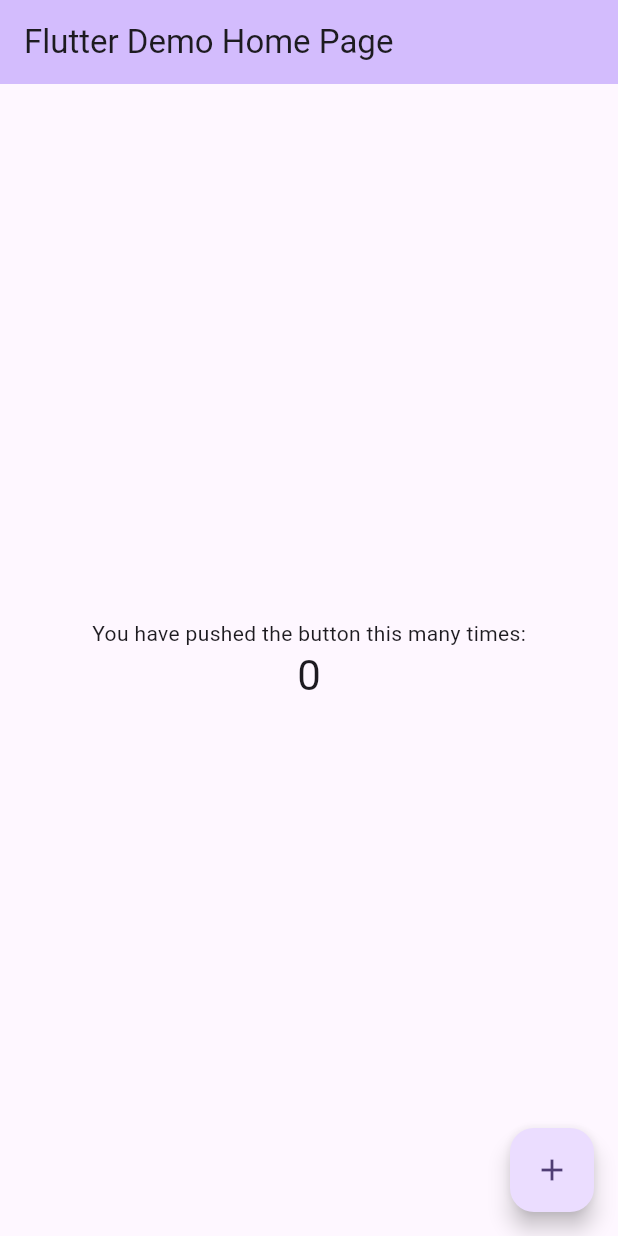
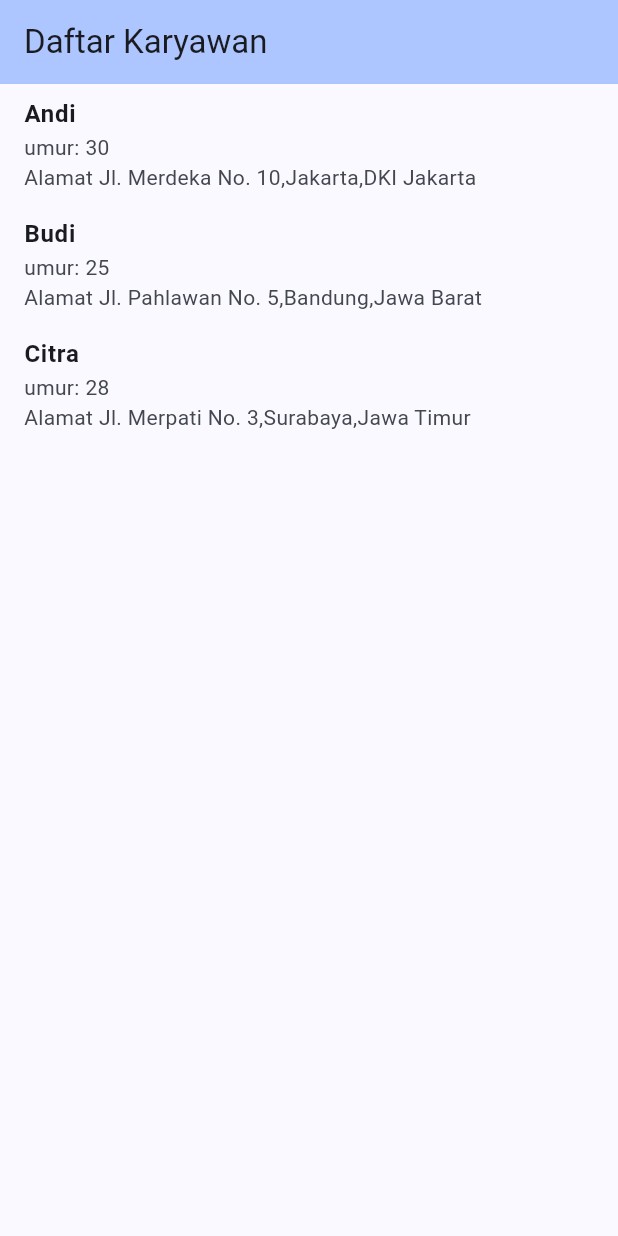
Before and after one commit to Mobile-Programming-MDP/project-latihan-pab2-FelixHu03, a Flutter app: the screen it shows after launch, on a phone screen of 412 x 824 dp. Run offline on Flutter 3.47's test engine with Material 3 defaults, Android fonts, the phone set to English and light mode, and no system bars.

Commit message:
Sudah jadi

```diff
--- /dev/null
+++ b/daftar_karyawan/assets/karyawan.json
@@ -0,0 +1,32 @@
+[
+    {
+      "nama": "Andi",
+      "umur": 30,
+      "alamat": {
+        "jalan": "Jl. Merdeka No. 10",
+        "kota": "Jakarta",
+        "provinsi": "DKI Jakarta"
+      },
+      "hobi": ["Membaca", "Sepakbola"]
+    },
+    {
+      "nama": "Budi",
+      "umur": 25,
+      "alamat": {
+        "jalan": "Jl. Pahlawan No. 5",
+        "kota": "Bandung",
+        "provinsi": "Jawa Barat"
+      },
+      "hobi": ["Bersepeda", "Menulis"]
+    },
+    {
+      "nama": "Citra",
+      "umur": 28,
+      "alamat": {
+        "jalan": "Jl. Merpati No. 3",
+        "kota": "Surabaya",
+        "provinsi": "Jawa Timur"
+      },
+      "hobi": ["Memasak", "Melukis"]
+    }
+]
--- a/daftar_karyawan/lib/main.dart
+++ b/daftar_karyawan/lib/main.dart
@@ -1,125 +1,77 @@
+import 'dart:convert';
+
+import 'package:daftar_karyawan/model/karyawan.dart';
 import 'package:flutter/material.dart';
+import 'package:flutter/services.dart';
 
 void main() {
   runApp(const MyApp());
 }
-
 class MyApp extends StatelessWidget {
   const MyApp({super.key});
 
-  // This widget is the root of your application.
   @override
   Widget build(BuildContext context) {
     return MaterialApp(
-      title: 'Flutter Demo',
+      debugShowCheckedModeBanner: false,
       theme: ThemeData(
-        // This is the theme of your application.
-        //
-        // TRY THIS: Try running your application with "flutter run". You'll see
-        // the application has a purple toolbar. Then, without quitting the app,
-        // try changing the seedColor in the colorScheme below to Colors.green
-        // and then invoke "hot reload" (save your changes or press the "hot
-        // reload" button in a Flutter-supported IDE, or press "r" if you used
-        // the command line to start the app).
-        //
-        // Notice that the counter didn't reset back to zero; the application
-        // state is not lost during the reload. To reset the state, use hot
-        // restart instead.
-        //
-        // This works for code too, not just values: Most code changes can be
-        // tested with just a hot reload.
-        colorScheme: ColorScheme.fromSeed(seedColor: Colors.deepPurple),
+        colorScheme: ColorScheme.fromSeed(seedColor: Colors.blueAccent),
         useMaterial3: true,
       ),
-      home: const MyHomePage(title: 'Flutter Demo Home Page'),
+      home: const MyHomePage(),
     );
   }
 }
-
-class MyHomePage extends StatefulWidget {
-  const MyHomePage({super.key, required this.title});
-
-  // This widget is the home page of your application. It is stateful, meaning
-  // that it has a State object (defined below) that contains fields that affect
-  // how it looks.
-
-  // This class is the configuration for the state. It holds the values (in this
-  // case the title) provided by the parent (in this case the App widget) and
-  // used by the build method of the State. Fields in a Widget subclass are
-  // always marked "final".
-
-  final String title;
-
-  @override
-  State<MyHomePage> createState() => _MyHomePageState();
-}
-
-class _MyHomePageState extends State<MyHomePage> {
-  int _counter = 0;
-
-  void _incrementCounter() {
-    setState(() {
-      // This call to setState tells the Flutter framework that something has
-      // changed in this State, which causes it to rerun the build method below
-      // so that the display can reflect the updated values. If we changed
-      // _counter without calling setState(), then the build method would not be
-      // called again, and so nothing would appear to happen.
-      _counter++;
-    });
+class MyHomePage extends StatelessWidget {
+  const MyHomePage({super.key});
+  Future<List<Karyawan>> _readJsonData() async{
+    final String response = await rootBundle.loadString('assets/karyawan.json');
+    final List<dynamic> data = json.decode(response);
+    return data.map((json) => Karyawan.fromJson(json)).toList();
   }
 
   @override
   Widget build(BuildContext context) {
-    // This method is rerun every time setState is called, for instance as done
-    // by the _incrementCounter method above.
-    //
-    // The Flutter framework has been optimized to make rerunning build methods
-    // fast, so that you can just rebuild anything that needs updating rather
-    // than having to individually change instances of widgets.
     return Scaffold(
       appBar: AppBar(
-        // TRY THIS: Try changing the color here to a specific color (to
-        // Colors.amber, perhaps?) and trigger a hot reload to see the AppBar
-        // change color while the other colors stay the same.
         backgroundColor: Theme.of(context).colorScheme.inversePrimary,
-        // Here we take the value from the MyHomePage object that was created by
-        // the App.build method, and use it to set our appbar title.
-        title: Text(widget.title),
+        title: const Text('Daftar Karyawan'),
       ),
-      body: Center(
-        // Center is a layout widget. It takes a single child and positions it
-        // in the middle of the parent.
-        child: Column(
-          // Column is also a layout widget. It takes a list of children and
-          // arranges them vertically. By default, it sizes itself to fit its
-          // children horizontally, and tries to be as tall as its parent.
-          //
-          // Column has various properties to control how it sizes itself and
-          // how it positions its children. Here we use mainAxisAlignment to
-          // center the children vertically; the main axis here is the vertical
-          // axis because Columns are vertical (the cross axis would be
-          // horizontal).
-          //
-          // TRY THIS: Invoke "debug painting" (choose the "Toggle Debug Paint"
-          // action in the IDE, or press "p" in the console), to see the
-          // wireframe for each widget.
-          mainAxisAlignment: MainAxisAlignment.center,
-          children: <Widget>[
-            const Text(
-              'You have pushed the button this many times:',
-            ),
-            Text(
-              '$_counter',
-              style: Theme.of(context).textTheme.headlineMedium,
-            ),
-          ],
+      body: FutureBuilder(
+        future: _readJsonData(),
+        builder: (context,snapshot) {
+          if (snapshot.hasData) {
+            return ListView.builder(
+              itemCount: snapshot.data!.length,
+              itemBuilder: (context,index){
+                return ListTile(
+                  title: Text(
+                    snapshot.data![index].nama,
+                    style: const TextStyle(
+                      fontWeight: FontWeight.bold
+                    ),
+                  ),
+                  subtitle: Column(
+                      crossAxisAlignment: CrossAxisAlignment.start,
+                      children: [
+                        Text('umur: ${snapshot.data![index].umur}'),
+                        Text(
+                          'Alamat ${snapshot.data![index].alamat.jalan},'
+                          '${snapshot.data![index].alamat.kota},'
+                          '${snapshot.data![index].alamat.provinsi}'
+                        )
+                      ],
+                  ),
+                );
+              },
+            );
+          }
+          else if(snapshot.hasError){
+              return Center(child: Text('${snapshot.error}'),);
+            }
+            return const Center(child: CircularProgressIndicator(),);
+        }
         ),
-      ),
-      floatingActionButton: FloatingActionButton(
-        onPressed: _incrementCounter,
-        tooltip: 'Increment',
-        child: const Icon(Icons.add),
-      ), // This trailing comma makes auto-formatting nicer for build methods.
     );
   }
 }
--- /dev/null
+++ b/daftar_karyawan/lib/model/karyawan.dart
@@ -0,0 +1,43 @@
+
+class Karyawan {
+  final String nama;
+  final int umur;
+  final Alamat alamat;
+  final List<String> hobi;
+
+  Karyawan({
+    required this.nama,
+    required this.umur,
+    required this.alamat,
+    required this.hobi,
+  });
+
+  factory Karyawan.fromJson(Map<String, dynamic> json){
+    return Karyawan(
+      nama: json['nama'],
+      umur: json['umur'],
+      alamat: Alamat.fromJson(json['alamat']),
+      hobi: List<String>.from(json["hobi"]),
+    );
+  }
+
+}
+class Alamat{
+  final String jalan;
+  final String kota;
+  final String provinsi;
+
+  Alamat({
+    required this.jalan,
+    required this.kota,
+    required this.provinsi
+  });
+
+  factory Alamat.fromJson(Map<String, dynamic> json){;
+    return Alamat(
+      jalan: json['jalan'],
+      kota: json['kota'],
+      provinsi: json['provinsi']
+    );
+  }
+}
--- a/daftar_karyawan/pubspec.yaml
+++ b/daftar_karyawan/pubspec.yaml
@@ -59,7 +59,8 @@ flutter:
   uses-material-design: true
 
   # To add assets to your application, add an assets section, like this:
-  # assets:
+  assets:
+    - assets/karyawan.json
   #   - images/a_dot_burr.jpeg
   #   - images/a_dot_ham.jpeg
 
```
